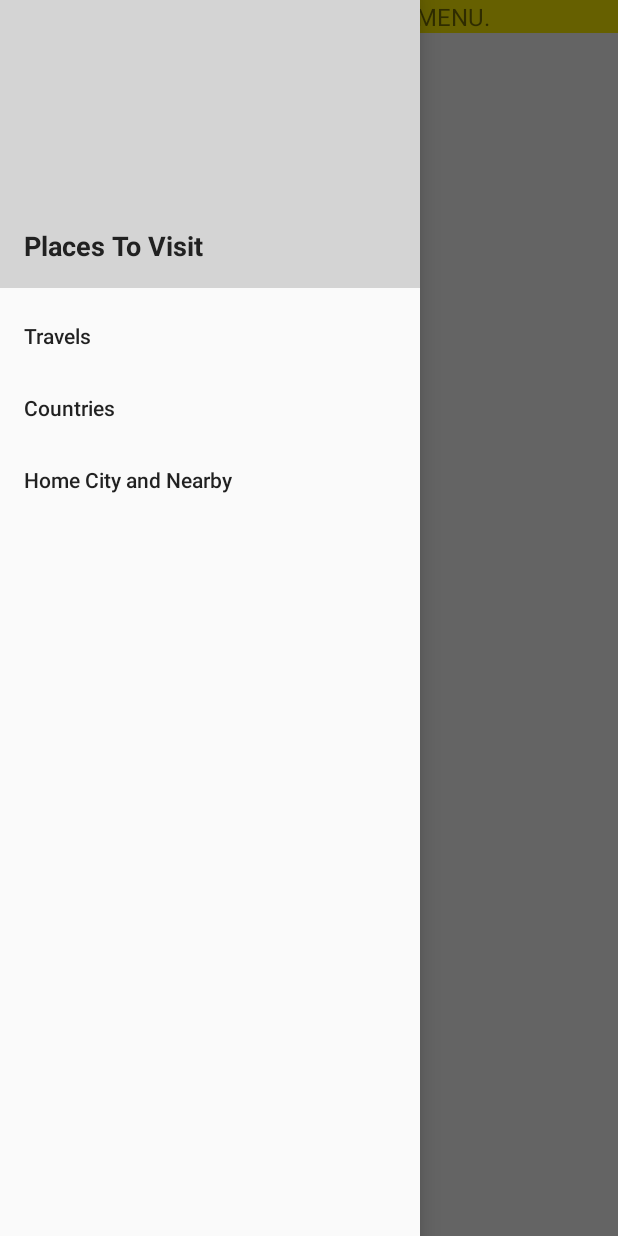
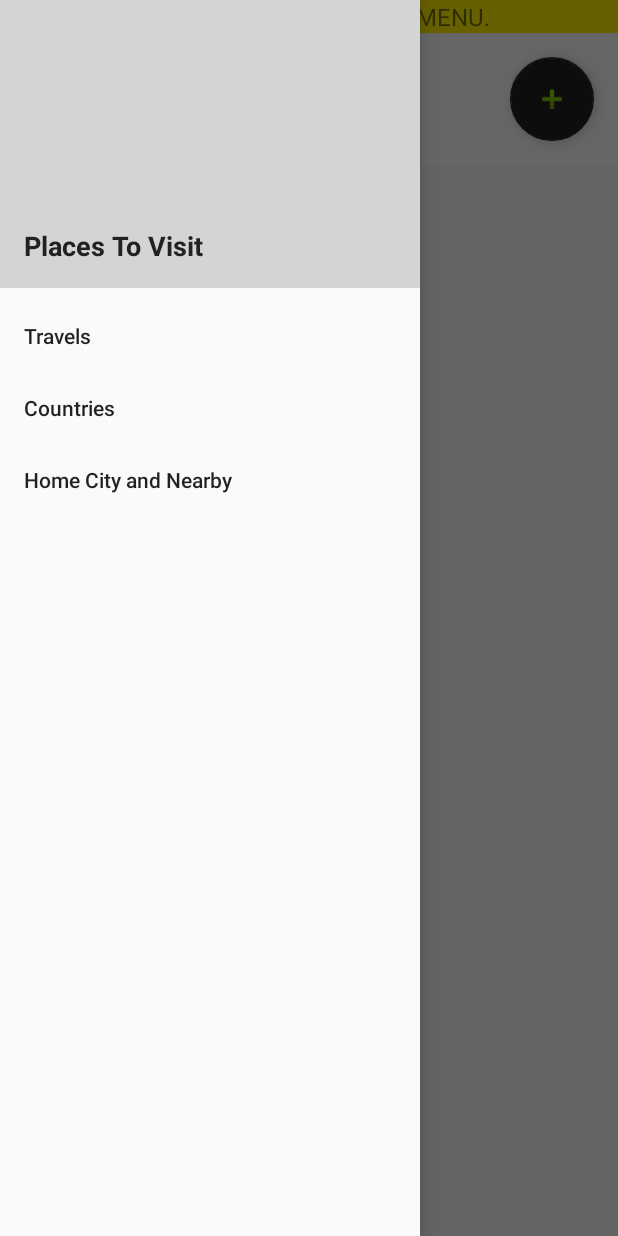
Before and after one commit to IlanaQuintinoDaSilva/MyTravels, an Android app: the screen it shows after launch (MainActivity), with the side drawer open, on a phone screen of 412 x 824 dp. Run offline under Robolectric (Android 15) with nearby library versions, the phone set to English and light mode, and no system bars.

Commit message:
Add Country button

```diff
--- a/app/src/main/res/layout/fragment_country_list.xml
+++ b/app/src/main/res/layout/fragment_country_list.xml
@@ -1,8 +1,9 @@
 <?xml version="1.0" encoding="utf-8"?>
 <FrameLayout xmlns:android="http://schemas.android.com/apk/res/android"
-             android:layout_width="match_parent"
-             android:background="@color/white"
-             android:layout_height="match_parent">
+        android:layout_width="match_parent"
+        xmlns:app="http://schemas.android.com/apk/res-auto"
+        android:background="@color/white"
+        android:layout_height="match_parent">
 <android.support.v7.widget.RecyclerView
         android:id="@+id/rvCountry"
         android:layout_width="match_parent"
@@ -14,4 +15,11 @@
         android:listSelector="@android:color/transparent"
         android:scrollbarStyle="outsideOverlay"
         android:scrollbars="vertical"/>
+    <android.support.design.widget.FloatingActionButton
+            android:id="@+id/btNewCountry"
+            android:layout_width="wrap_content"
+            android:layout_height="wrap_content"
+            android:layout_gravity="bottom|end"
+            android:layout_margin="16dp"
+            app:srcCompat="@android:drawable/ic_input_add" />
 </FrameLayout>
```
